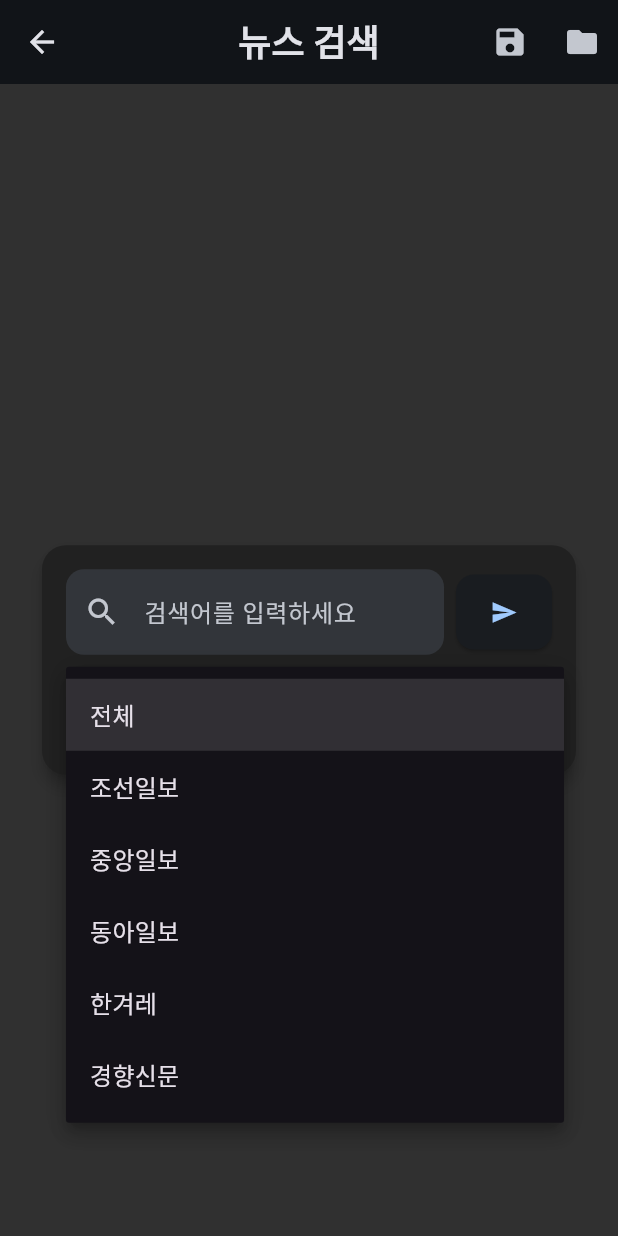
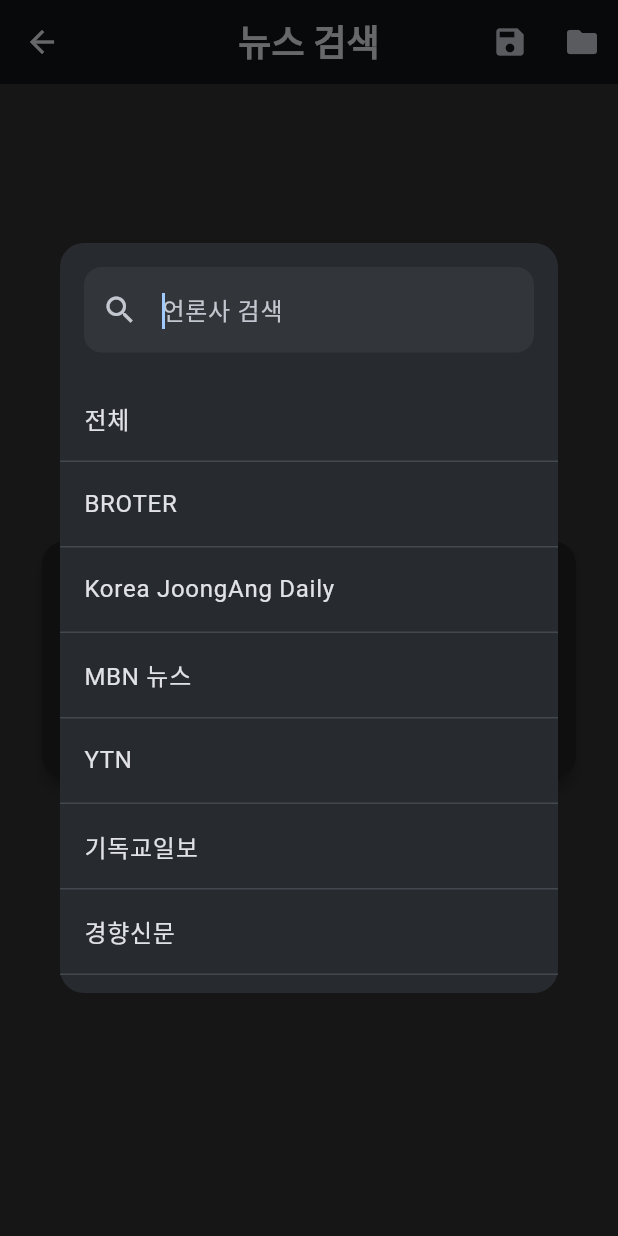
Before and after one commit to team-irreplaceable/LLM-front, a Flutter app: the HomeScreen screen opened directly, after a tap on "언론사 선택", on a phone screen of 412 x 824 dp. Run offline on Flutter 3.47's test engine with Material 3 defaults, Android fonts, the light colour scheme and no system bars; our stand-ins replace html_unescape, shared_preferences; accounts and stored records are empty.

Commit message:
언론사 선택 모달 추가

```diff
--- a/lib/screens/home_screen.dart
+++ b/lib/screens/home_screen.dart
@@ -30,14 +30,15 @@
   List<ChatMessage> _messages = [];
   final ScrollController _scrollController = ScrollController();
 
-  // 임시 언론사 목록
+  // 언론사 목록 (29개)
   final List<String> _publishers = [
     '전체',
-    '조선일보',
-    '중앙일보',
-    '동아일보',
-    '한겨레',
-    '경향신문',
+    // 가나다/알파벳 순 정렬
+    'BROTER', 'Korea JoongAng Daily', 'MBN 뉴스', 'YTN', '기독교일보', '경향신문',
+    '노컷뉴스', '뉴시스', '디지털 데일리', '디지털타임스', '머니투데이', '문화일보', '세계일보',
+    '서울경제', '서울신문', '스포츠동아', '스포츠서울', '스포츠조선', '연합뉴스', '연합뉴스TV',
+    '이데일리', '전자신문', '조선일보', '중앙일보', '파이넨셜뉴스', '한겨레', '한국경제신문',
+    '헤럴드경제', '뉴스1'
   ];
 
   Map<String, String?> _thumbnailCache = {};
@@ -170,30 +171,50 @@
                 ],
               ),
               const SizedBox(height: 16),
-              Container(
-                width: double.infinity,
-                padding: const EdgeInsets.symmetric(horizontal: 16),
-                decoration: BoxDecoration(
-                  color: Theme.of(context).colorScheme.surfaceContainerHighest,
-                  borderRadius: BorderRadius.circular(12),
-                ),
-                child: DropdownButtonHideUnderline(
-                  child: DropdownButton<String>(
-                    value: _selectedPublisher,
-                    hint: const Text('언론사 선택'),
-                    isExpanded: true,
-                    icon: const Icon(Icons.arrow_drop_down),
-                    items: _publishers.map((String publisher) {
-                      return DropdownMenuItem<String>(
-                        value: publisher,
-                        child: Text(publisher),
-                      );
-                    }).toList(),
-                    onChanged: (String? newValue) {
-                      setState(() {
-                        _selectedPublisher = newValue;
-                      });
-                    },
+              GestureDetector(
+                onTap: () async {
+                  final selected = await showDialog<String>(
+                    context: context,
+                    builder: (context) => _PublisherSelectDialog(
+                      publishers: _publishers,
+                      selected: _selectedPublisher,
+                    ),
+                  );
+                  if (selected != null) {
+                    setState(() {
+                      _selectedPublisher = selected;
+                    });
+                  }
+                },
+                child: Container(
+                  width: double.infinity,
+                  padding:
+                      const EdgeInsets.symmetric(vertical: 14, horizontal: 16),
+                  decoration: BoxDecoration(
+                    color:
+                        Theme.of(context).colorScheme.surfaceContainerHighest,
+                    borderRadius: BorderRadius.circular(12),
+                    border: Border.all(
+                      color: Theme.of(context)
+                          .colorScheme
+                          .primary
+                          .withValues(alpha: 0.2),
+                    ),
+                  ),
+                  child: Row(
+                    mainAxisAlignment: MainAxisAlignment.spaceBetween,
+                    children: [
+                      Text(
+                        _selectedPublisher ?? '언론사 선택',
+                        style: TextStyle(
+                          color: _selectedPublisher == null
+                              ? Theme.of(context).colorScheme.onSurfaceVariant
+                              : Theme.of(context).colorScheme.onSurface,
+                          fontWeight: FontWeight.w500,
+                        ),
+                      ),
+                      const Icon(Icons.arrow_drop_down),
+                    ],
                   ),
                 ),
               ),
@@ -366,7 +387,8 @@
           final url =
               RegExp(r'<a href=\"(.*?)\"').firstMatch(urlLine)?.group(1) ??
                   urlLine.trim();
-          refs.add({'title': title, 'summary': summary, 'url': url});
+          final cleanUrl = url.replaceAll(RegExp(r'<[^>]*>'), '');
+          refs.add({'title': title, 'summary': summary, 'url': cleanUrl});
         }
       }
       // 썸네일 비동기 로딩
@@ -634,3 +656,63 @@
     );
   }
 }
+
+class _PublisherSelectDialog extends StatefulWidget {
+  final List<String> publishers;
+  final String? selected;
+  const _PublisherSelectDialog({required this.publishers, this.selected});
+
+  @override
+  State<_PublisherSelectDialog> createState() => _PublisherSelectDialogState();
+}
+
+class _PublisherSelectDialogState extends State<_PublisherSelectDialog> {
+  String _search = '';
+
+  @override
+  Widget build(BuildContext context) {
+    final filtered = widget.publishers
+        .where((p) => p.toLowerCase().contains(_search.toLowerCase()))
+        .toList();
+    return Dialog(
+      shape: RoundedRectangleBorder(borderRadius: BorderRadius.circular(16)),
+      child: SizedBox(
+        width: 350,
+        height: 500,
+        child: Column(
+          children: [
+            Padding(
+              padding: const EdgeInsets.all(16.0),
+              child: TextField(
+                autofocus: true,
+                decoration: const InputDecoration(
+                  hintText: '언론사 검색',
+                  prefixIcon: Icon(Icons.search),
+                  border: OutlineInputBorder(
+                      borderRadius: BorderRadius.all(Radius.circular(12)),
+                      borderSide: BorderSide.none),
+                  filled: true,
+                ),
+                onChanged: (v) => setState(() => _search = v),
+              ),
+            ),
+            Expanded(
+              child: ListView.separated(
+                itemCount: filtered.length,
+                separatorBuilder: (context, idx) => const Divider(height: 1),
+                itemBuilder: (context, idx) {
+                  final pub = filtered[idx];
+                  return ListTile(
+                    title: Text(pub),
+                    selected: pub == widget.selected,
+                    onTap: () => Navigator.pop(context, pub),
+                  );
+                },
+              ),
+            ),
+          ],
+        ),
+      ),
+    );
+  }
+}
```
